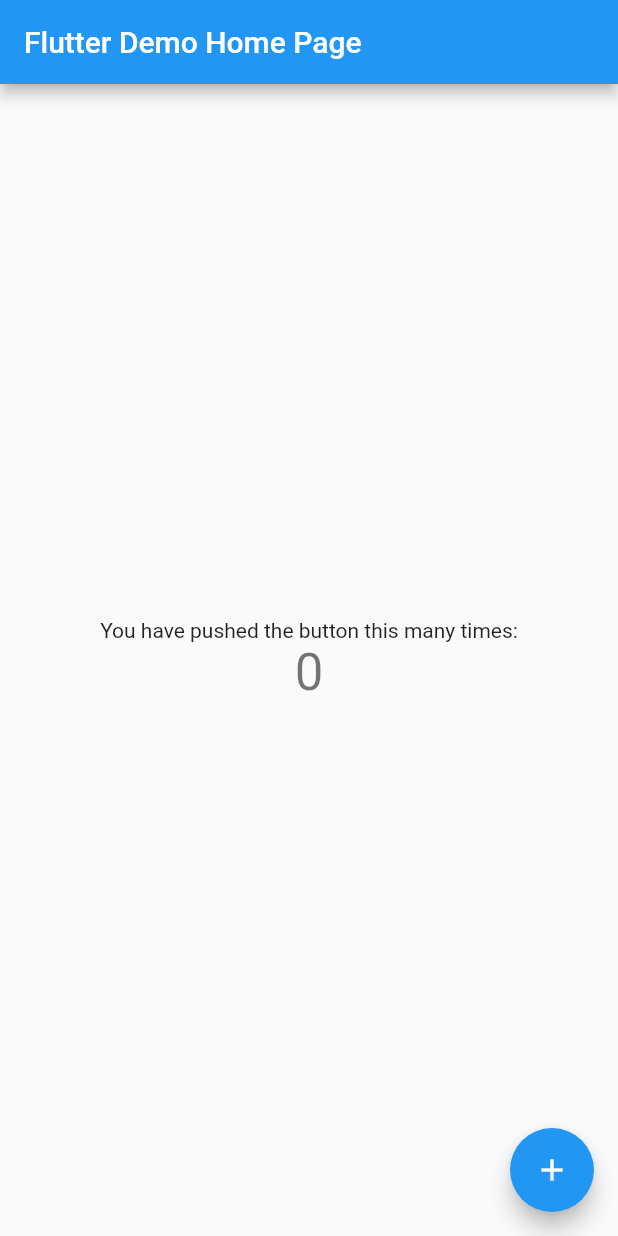
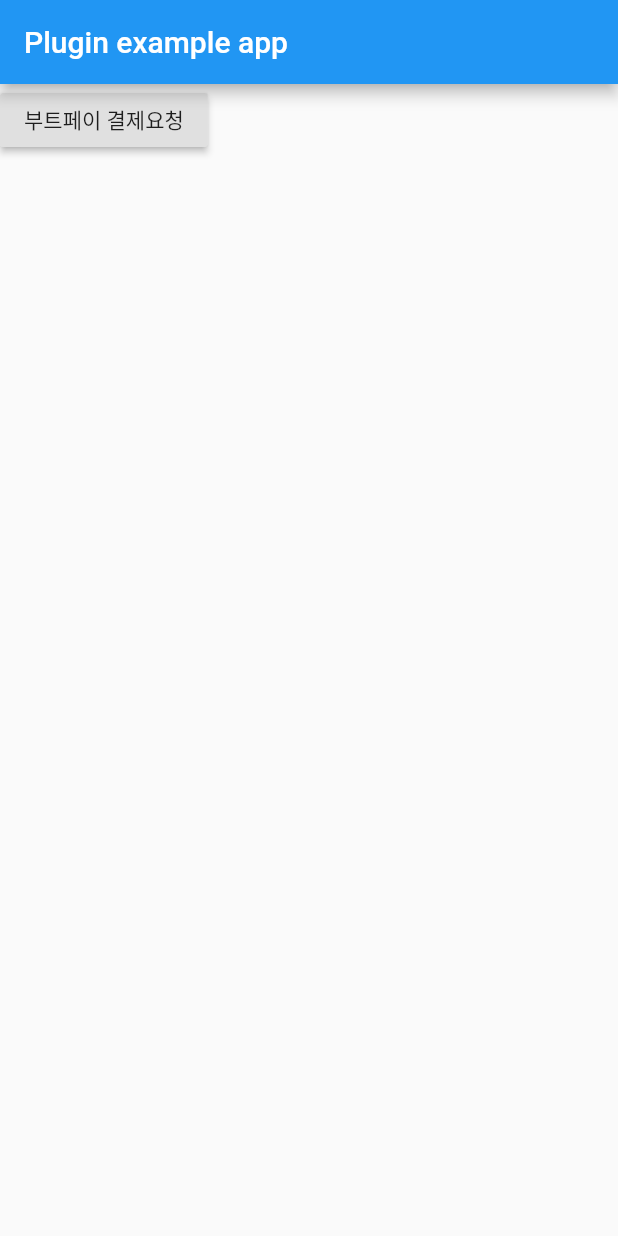
Before and after one commit to Ohgyuchan/flutter_kakao_pay_example, a Flutter app: the screen it shows after launch, on a phone screen of 412 x 824 dp. Run offline on Flutter 3.47's test engine with Material 2 defaults, Android fonts, the phone set to English and light mode, and no system bars; missing offline and left inert: bootpay_api.

Commit message:
Add example code

```diff
--- a/lib/main.dart
+++ b/lib/main.dart
@@ -1,115 +1,114 @@
 import 'package:flutter/material.dart';
+import 'dart:async';
 
-void main() {
-  runApp(const MyApp());
-}
+import 'package:flutter/services.dart';
+import 'package:bootpay_api/bootpay_api.dart';
+import 'package:bootpay_api/model/payload.dart';
+import 'package:bootpay_api/model/extra.dart';
+import 'package:bootpay_api/model/user.dart';
+import 'package:bootpay_api/model/item.dart';
+
+void main() => runApp(MyApp());
 
 class MyApp extends StatelessWidget {
-  const MyApp({Key? key}) : super(key: key);
-
-  // This widget is the root of your application.
   @override
   Widget build(BuildContext context) {
     return MaterialApp(
-      title: 'Flutter Demo',
-      theme: ThemeData(
-        // This is the theme of your application.
-        //
-        // Try running your application with "flutter run". You'll see the
-        // application has a blue toolbar. Then, without quitting the app, try
-        // changing the primarySwatch below to Colors.green and then invoke
-        // "hot reload" (press "r" in the console where you ran "flutter run",
-        // or simply save your changes to "hot reload" in a Flutter IDE).
-        // Notice that the counter didn't reset back to zero; the application
-        // is not restarted.
-        primarySwatch: Colors.blue,
-      ),
-      home: const MyHomePage(title: 'Flutter Demo Home Page'),
+      title: "Test",
+      home: TestPage(),
     );
   }
 }
 
-class MyHomePage extends StatefulWidget {
-  const MyHomePage({Key? key, required this.title}) : super(key: key);
+class TestPage extends StatefulWidget {
+  @override
+  TestPageState createState() => TestPageState();
+}
 
-  // This widget is the home page of your application. It is stateful, meaning
-  // that it has a State object (defined below) that contains fields that affect
-  // how it looks.
-
-  // This class is the configuration for the state. It holds the values (in this
-  // case the title) provided by the parent (in this case the App widget) and
-  // used by the build method of the State. Fields in a Widget subclass are
-  // always marked "final".
-
-  final String title;
+class TestPageState extends State<TestPage> {
+//  String _platformVersion = 'Unknown';
 
   @override
-  State<MyHomePage> createState() => _MyHomePageState();
-}
-
-class _MyHomePageState extends State<MyHomePage> {
-  int _counter = 0;
-
-  void _incrementCounter() {
-    setState(() {
-      // This call to setState tells the Flutter framework that something has
-      // changed in this State, which causes it to rerun the build method below
-      // so that the display can reflect the updated values. If we changed
-      // _counter without calling setState(), then the build method would not be
-      // called again, and so nothing would appear to happen.
-      _counter++;
-    });
+  void initState() {
+    super.initState();
+//    initPlatformState();
   }
 
   @override
   Widget build(BuildContext context) {
-    // This method is rerun every time setState is called, for instance as done
-    // by the _incrementCounter method above.
-    //
-    // The Flutter framework has been optimized to make rerunning build methods
-    // fast, so that you can just rebuild anything that needs updating rather
-    // than having to individually change instances of widgets.
     return Scaffold(
-      appBar: AppBar(
-        // Here we take the value from the MyHomePage object that was created by
-        // the App.build method, and use it to set our appbar title.
-        title: Text(widget.title),
-      ),
-      body: Center(
-        // Center is a layout widget. It takes a single child and positions it
-        // in the middle of the parent.
-        child: Column(
-          // Column is also a layout widget. It takes a list of children and
-          // arranges them vertically. By default, it sizes itself to fit its
-          // children horizontally, and tries to be as tall as its parent.
-          //
-          // Invoke "debug painting" (press "p" in the console, choose the
-          // "Toggle Debug Paint" action from the Flutter Inspector in Android
-          // Studio, or the "Toggle Debug Paint" command in Visual Studio Code)
-          // to see the wireframe for each widget.
-          //
-          // Column has various properties to control how it sizes itself and
-          // how it positions its children. Here we use mainAxisAlignment to
-          // center the children vertically; the main axis here is the vertical
-          // axis because Columns are vertical (the cross axis would be
-          // horizontal).
-          mainAxisAlignment: MainAxisAlignment.center,
-          children: <Widget>[
-            const Text(
-              'You have pushed the button this many times:',
-            ),
-            Text(
-              '$_counter',
-              style: Theme.of(context).textTheme.headline4,
-            ),
-          ],
+        appBar: AppBar(
+          title: const Text('Plugin example app'),
         ),
-      ),
-      floatingActionButton: FloatingActionButton(
-        onPressed: _incrementCounter,
-        tooltip: 'Increment',
-        child: const Icon(Icons.add),
-      ), // This trailing comma makes auto-formatting nicer for build methods.
+        body: Container(
+          child: RaisedButton(
+            onPressed: () {
+              goBootpayRequest(context);
+            },
+            child: Text("부트페이 결제요청"),
+          ),
+        ));
+  }
+
+  void goBootpayRequest(BuildContext context) async {
+    Payload payload = Payload();
+    payload.androidApplicationId = '5b8f6a4d396fa665fdc2b5e8';
+    payload.iosApplicationId = '5b8f6a4d396fa665fdc2b5e9';
+
+    payload.pg = 'undefined';
+    payload.method = 'undefined';
+//  payload.methods = ['card', 'phone', 'vbank', 'bank'];
+    payload.name = 'testUser';
+    payload.price = 2000.0;
+    payload.orderId = DateTime.now().millisecondsSinceEpoch.toString();
+//    payload.params = {
+//      "callbackParam1" : "value12",
+//      "callbackParam2" : "value34",
+//      "callbackParam3" : "value56",
+//      "callbackParam4" : "value78",
+//    };
+
+    User user = User();
+    user.username = "사용자 이름";
+    user.email = "user1234@gmail.com";
+    user.area = "서울";
+    user.phone = "010-1234-4567";
+
+    Extra extra = Extra();
+    extra.appScheme = 'bootpaySample';
+
+    Item item1 = Item();
+    item1.itemName = "미키 마우스"; // 주문정보에 담길 상품명
+    item1.qty = 1; // 해당 상품의 주문 수량
+    item1.unique = "ITEM_CODE_MOUSE"; // 해당 상품의 고유 키
+    item1.price = 1000; // 상품의 가격
+
+    Item item2 = Item();
+    item2.itemName = "키보드"; // 주문정보에 담길 상품명
+    item2.qty = 1; // 해당 상품의 주문 수량
+    item2.unique = "ITEM_CODE_KEYBOARD"; // 해당 상품의 고유 키
+    item2.price = 1000; // 상품의 가격
+    List<Item> itemList = [item1, item2];
+
+    BootpayApi.request(
+      context,
+      payload,
+      extra: extra,
+      user: user,
+      items: itemList,
+      onDone: (json) {
+        print('onDone: $json');
+      },
+      onReady: (json) {
+        //flutter는 가상계좌가 발급되었을때  onReady가 호출되지 않는다. onDone에서 처리해주어야 한다.
+        print('onReady: $json');
+      },
+      onCancel: (json) {
+        print('onCancel: $json');
+      },
+      onError: (json) {
+        print('onError: $json');
+      },
     );
   }
 }
```
